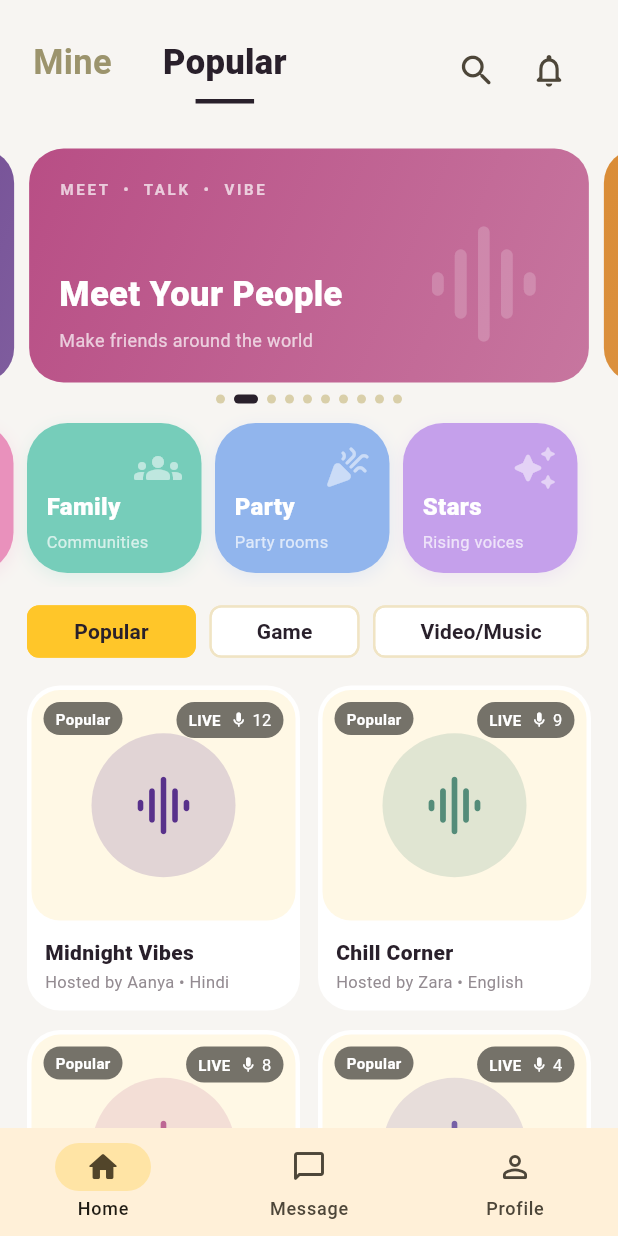
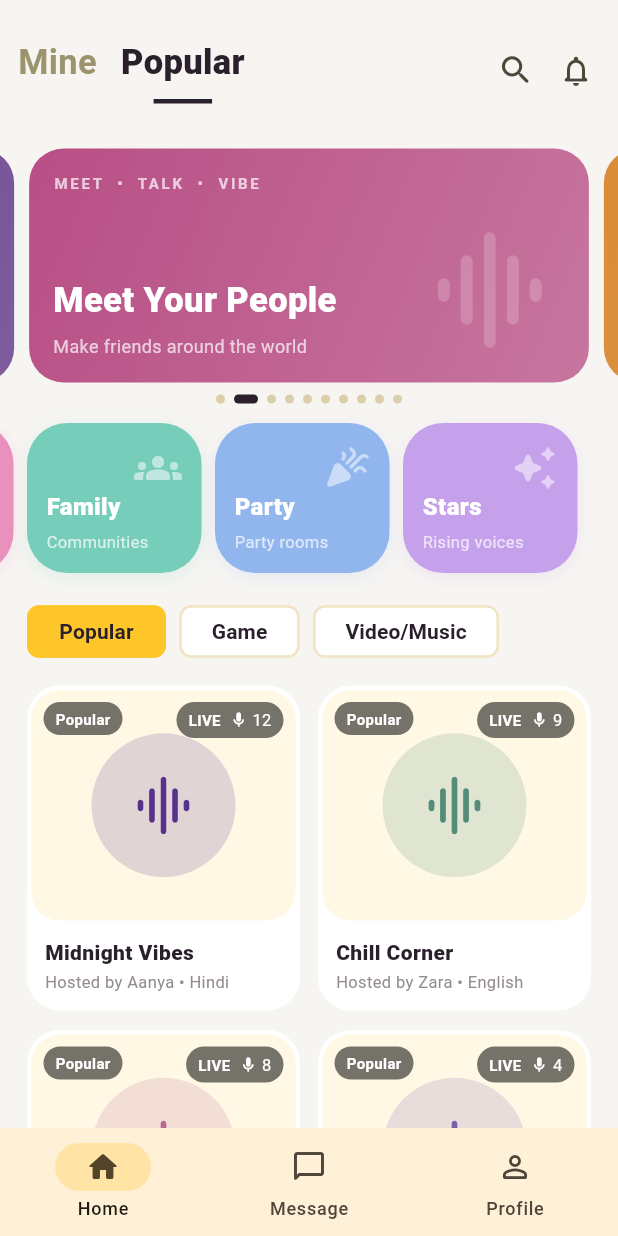
Before and after one commit to mosameer2098-ship-it/oyaaro-flutter-party, a Flutter app: the screen it shows after launch, on a phone screen of 412 x 824 dp. Run offline on Flutter 3.47's test engine with Material 3 defaults, Android fonts, the phone set to English and light mode, and no system bars.

Commit message:
Fix responsive home layout and widget tests

```diff
--- a/lib/features/home/home_screen.dart
+++ b/lib/features/home/home_screen.dart
@@ -132,7 +132,7 @@ class _HomeHeader extends StatelessWidget {
   @override
   Widget build(BuildContext context) {
     return Padding(
-      padding: const EdgeInsets.fromLTRB(22, 13, 22, 10),
+      padding: const EdgeInsets.fromLTRB(12, 13, 8, 10),
       child: Row(
         children: [
           _TopTab(
@@ -141,7 +141,7 @@ class _HomeHeader extends StatelessWidget {
             selected: tab == HomeTab.mine,
             onTap: () => onTabSelected(HomeTab.mine),
           ),
-          const SizedBox(width: 34),
+          const SizedBox(width: 16),
           _TopTab(
             key: const ValueKey('home-tab-popular'),
             label: 'Popular',
@@ -152,12 +152,18 @@ class _HomeHeader extends StatelessWidget {
           IconButton(
             tooltip: 'Search',
             onPressed: onSearch,
-            icon: const Icon(Icons.search_rounded, size: 27),
+            padding: EdgeInsets.zero,
+            visualDensity: VisualDensity.compact,
+            constraints: const BoxConstraints.tightFor(width: 38, height: 40),
+            icon: const Icon(Icons.search_rounded, size: 25),
           ),
           IconButton(
             tooltip: 'Notifications',
             onPressed: onNotifications,
-            icon: const Icon(Icons.notifications_none_rounded, size: 26),
+            padding: EdgeInsets.zero,
+            visualDensity: VisualDensity.compact,
+            constraints: const BoxConstraints.tightFor(width: 38, height: 40),
+            icon: const Icon(Icons.notifications_none_rounded, size: 24),
           ),
         ],
       ),
--- a/lib/features/home/widgets/banner_carousel.dart
+++ b/lib/features/home/widgets/banner_carousel.dart
@@ -124,7 +124,7 @@ class _BannerTile extends StatelessWidget {
   Widget build(BuildContext context) {
     return Container(
       margin: const EdgeInsets.fromLTRB(5, 8, 5, 8),
-      padding: const EdgeInsets.all(20),
+      padding: const EdgeInsets.all(16),
       decoration: BoxDecoration(
         borderRadius: BorderRadius.circular(23),
         gradient: LinearGradient(
--- a/lib/features/home/widgets/category_filter_bar.dart
+++ b/lib/features/home/widgets/category_filter_bar.dart
@@ -43,7 +43,7 @@ class CategoryFilterBar extends StatelessWidget {
                   color: OyaaroColors.ink,
                   fontWeight: FontWeight.w700,
                 ),
-                padding: const EdgeInsets.symmetric(horizontal: 22),
+                padding: const EdgeInsets.symmetric(horizontal: 12),
               ),
             ),
         ],
```
Also changed, not shown: 2 other files.
